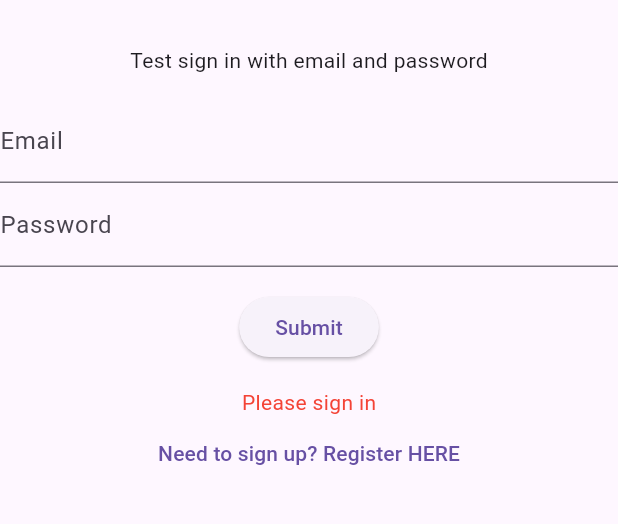
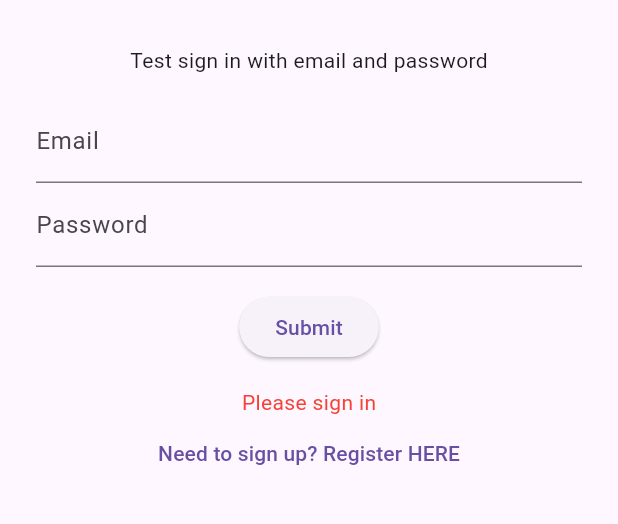
Before and after one commit to lajacl/firebase-authentication, a Flutter app: the screen it shows after launch, on a phone screen of 412 x 824 dp, the part 63-587 px from its top. Run offline on Flutter 3.47's test engine with Material 3 defaults, Android fonts, the phone set to English and light mode, and no system bars; our stand-ins replace firebase_auth, firebase_core; accounts and stored records are empty; generated files the repository leaves out were written again.

Commit message:
Add padding to screens

```diff
--- a/lib/main.dart
+++ b/lib/main.dart
@@ -56,6 +56,8 @@ class _AuthenticationScreenState extends State<AuthenticationScreen> {
   Widget build(BuildContext context) {
     return SingleChildScrollView(
       child: Center(
+        child: Padding(
+          padding: EdgeInsetsGeometry.symmetric(horizontal: 24),
           child: Column(
             mainAxisAlignment: MainAxisAlignment.center,
             children: <Widget>[
@@ -69,6 +71,7 @@ class _AuthenticationScreenState extends State<AuthenticationScreen> {
                 ),
               ),
             ],
+          ),
         ),
       ),
     );
@@ -322,14 +325,18 @@ class _ProfileScreenState extends State<ProfileScreen> {
             child: Text('Sign Out'),
           ),
         ],
+        actionsPadding: EdgeInsets.symmetric(horizontal: 24),
       ),
       body: Center(
+        child: Padding(
+          padding: EdgeInsetsGeometry.symmetric(horizontal: 24),
           child: Column(
             mainAxisAlignment: MainAxisAlignment.center,
             crossAxisAlignment: CrossAxisAlignment.center,
             children: <Widget>[Text(_userEmail)],
           ),
         ),
+      ),
     );
   }
 }
```
Lines whose indentation alone changed are shown as unchanged.
